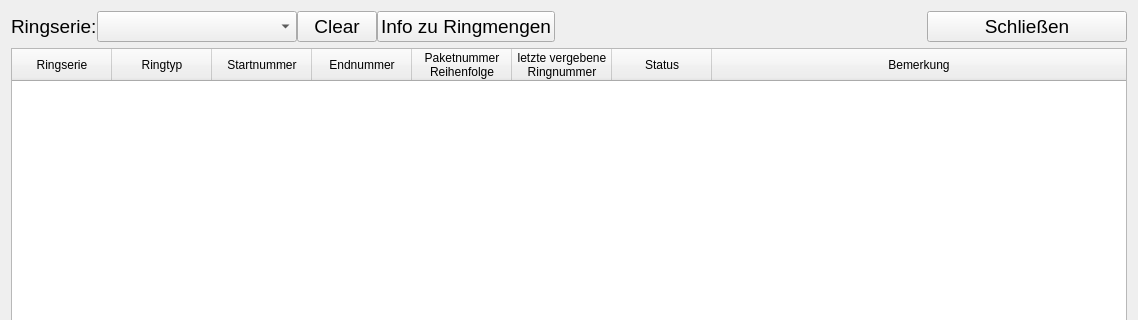
Qt form Beringungsoberflaeche/ringserieneingabe/dialogringserieneingabe.ui (StefanBongers/Ui_Settings.py) before a commit; both pictures show x 0 to 1138 and y 0 to 320 of the 1138 by 788 pixel window.
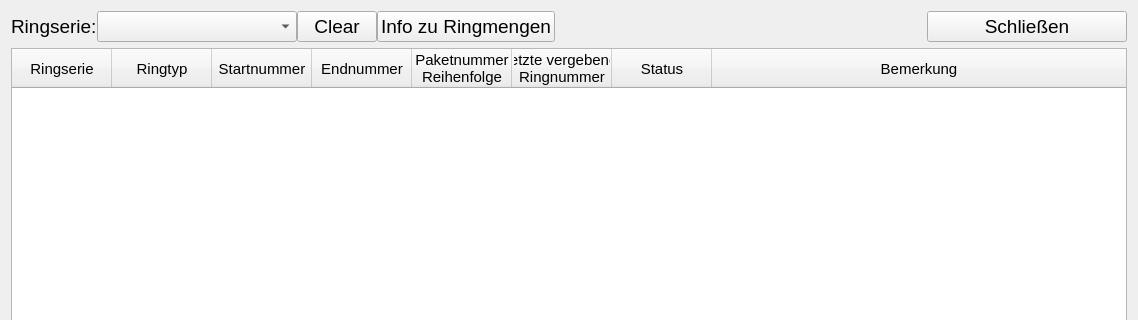
The same form after that commit. Custom widgets are drawn as their Qt base class.

```diff
--- a/Beringungsoberflaeche/ringserieneingabe/dialogringserieneingabe.ui
+++ b/Beringungsoberflaeche/ringserieneingabe/dialogringserieneingabe.ui
@@ -653,6 +653,11 @@
          <height>400</height>
         </size>
        </property>
+       <property name="font">
+        <font>
+         <pointsize>11</pointsize>
+        </font>
+       </property>
        <property name="sizeAdjustPolicy">
         <enum>QAbstractScrollArea::AdjustToContents</enum>
        </property>
```
